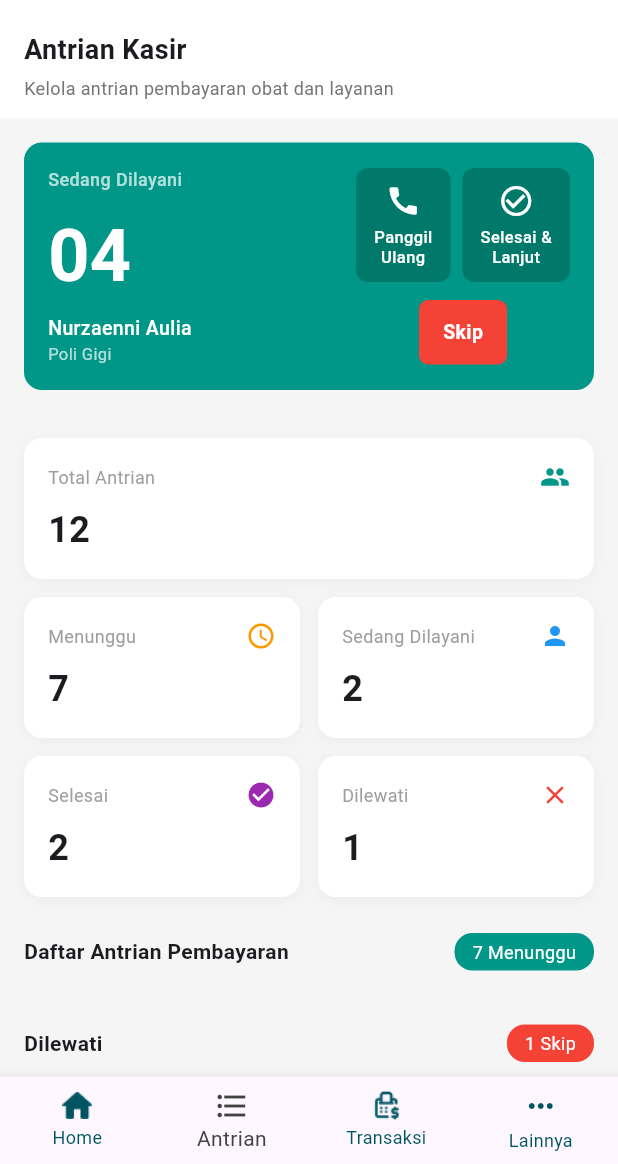
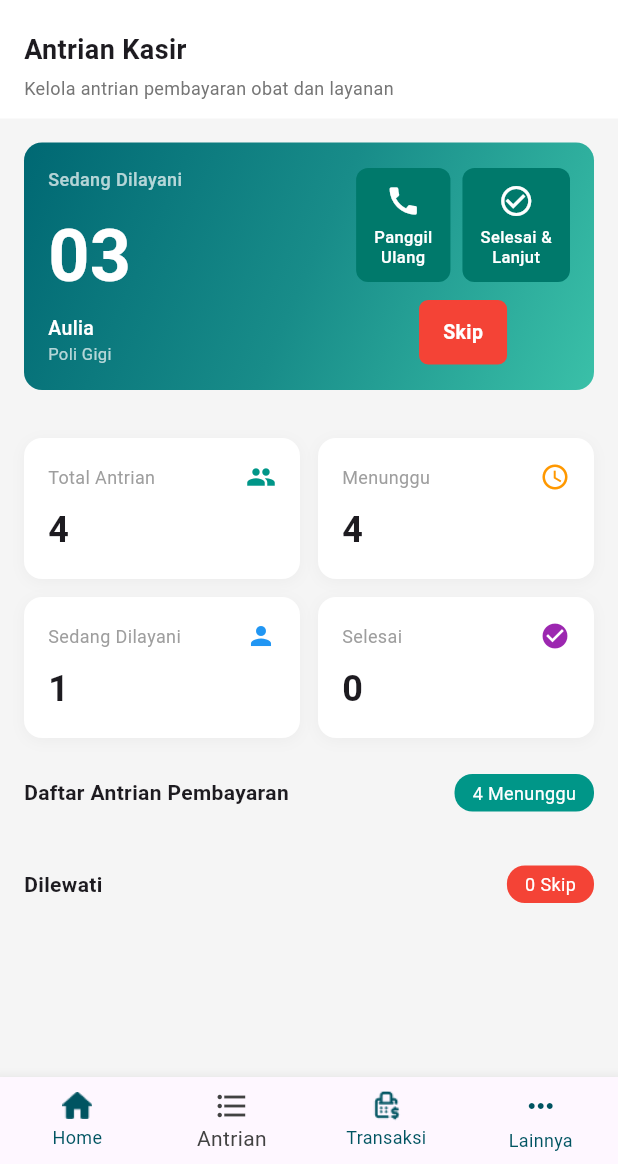
Before and after one commit to Aqiilah600/sistem_kasir_rs, a Flutter app: the AntrianView screen opened directly, on a phone screen of 412 x 824 dp, the part 72-1236 px from its top. Run offline on Flutter 3.47's test engine with Material 3 defaults, Android fonts, the phone set to English and light mode, and no system bars.

Commit message:
update antrian v2

```diff
--- a/lib/views/kasir/antrian/antrian_view.dart
+++ b/lib/views/kasir/antrian/antrian_view.dart
@@ -15,6 +15,7 @@ class AntrianView extends StatefulWidget {
 
 class _AntrianViewState extends State<AntrianView> {
   List<AntrianModel> antrianMenunggu = [
+    AntrianModel(nomor: "03", nama: "Aulia", poli: "Poli Gigi"),
     AntrianModel(nomor: "04", nama: "Nurzaenni Aulia", poli: "Poli Gigi"),
     AntrianModel(nomor: "05", nama: "Mukaski", poli: "Poli Gigi"),
     AntrianModel(nomor: "06", nama: "Aji Jowair", poli: "Poli Gigi"),
@@ -44,12 +45,7 @@ class _AntrianViewState extends State<AntrianView> {
   void panggilUlang(AntrianModel antrian) {
     setState(() {
       antrianDilewati.remove(antrian);
-
-      // Langsung jadi antrian berikutnya
       antrianMenunggu.insert(0, antrian);
-
-      // Kalau mau masuk paling belakang:
-      // antrianMenunggu.add(antrian);
     });
   }
 
@@ -100,30 +96,24 @@ class _AntrianViewState extends State<AntrianView> {
                 padding: const EdgeInsets.all(16),
                 child: Column(
                   children: [
-                    StatCard(
-                      label: 'Total Antrian',
-                      count: '12',
-                      icon: Icons.people,
-                      color: Colors.teal,
-                    ),
-                    const SizedBox(height: 12),
                     Row(
                       children: [
                         Expanded(
                           child: StatCard(
-                            label: 'Menunggu',
-                            count: '7',
-                            icon: Icons.schedule,
-                            color: Colors.orange,
+                            label: 'Total Antrian',
+                            count:
+                                '${antrianMenunggu.length + antrianDilewati.length + antrianSelesai.length}',
+                            icon: Icons.people,
+                            color: Colors.teal,
                           ),
                         ),
                         const SizedBox(width: 12),
                         Expanded(
                           child: StatCard(
-                            label: 'Sedang Dilayani',
-                            count: '2',
-                            icon: Icons.person,
-                            color: Colors.blue,
+                            label: 'Menunggu',
+                            count: '${antrianMenunggu.length}',
+                            icon: Icons.schedule,
+                            color: Colors.orange,
                           ),
                         ),
                       ],
@@ -133,19 +123,19 @@ class _AntrianViewState extends State<AntrianView> {
                       children: [
                         Expanded(
                           child: StatCard(
-                            label: 'Selesai',
-                            count: '2',
-                            icon: Icons.check_circle,
-                            color: Colors.purple,
+                            label: 'Sedang Dilayani',
+                            count: '${antrianMenunggu.isNotEmpty ? 1 : 0}',
+                            icon: Icons.person,
+                            color: Colors.blue,
                           ),
                         ),
                         const SizedBox(width: 12),
                         Expanded(
                           child: StatCard(
-                            label: 'Dilewati',
-                            count: '1',
-                            icon: Icons.close,
-                            color: Colors.red,
+                            label: 'Selesai',
+                            count: '${antrianSelesai.length}',
+                            icon: Icons.check_circle,
+                            color: Colors.purple,
                           ),
                         ),
                       ],
@@ -170,9 +160,12 @@ class _AntrianViewState extends State<AntrianView> {
                             horizontal: 12,
                             vertical: 4,
                           ),
-                          child: const Text(
-                            '7 Menunggu',
-                            style: TextStyle(color: Colors.white, fontSize: 12),
+                          child: Text(
+                            '${antrianMenunggu.length} Menunggu',
+                            style: const TextStyle(
+                              color: Colors.white,
+                              fontSize: 12,
+                            ),
                           ),
                         ),
                       ],
@@ -198,37 +191,24 @@ class _AntrianViewState extends State<AntrianView> {
                             horizontal: 12,
                             vertical: 4,
                           ),
-                          child: const Text(
-                            '1 Skip',
-                            style: TextStyle(color: Colors.white, fontSize: 12),
+                          child: Text(
+                            '${antrianDilewati.length} Skip',
+                            style: const TextStyle(
+                              color: Colors.white,
+                              fontSize: 12,
+                            ),
                           ),
                         ),
                       ],
                     ),
                     const SizedBox(height: 12),
-                    DilewatiItem(
-                      nomor: '03',
-                      nama: 'Aulia',
-                      poli: 'Poli Gigi',
-                      onPanggilUlang: () {
-                        showModalBottomSheet(
-                          context: context,
-                          builder: (_) {
-                            return Column(
-                              mainAxisSize: MainAxisSize.min,
-                              children: [
-                                ListTile(
-                                  leading: const Icon(Icons.refresh),
-                                  title: const Text('Panggil ulang Aulia'),
-                                  onTap: () {
-                                    Navigator.pop(context);
-                                  },
-                                ),
-                              ],
-                            );
-                          },
-                        );
-                      },
+                    ...antrianDilewati.map(
+                      (antrian) => DilewatiItem(
+                        nomor: antrian.nomor,
+                        nama: antrian.nama,
+                        poli: antrian.poli,
+                        onPanggilUlang: () => panggilUlang(antrian),
+                      ),
                     ),
                     const SizedBox(height: 24),
                   ],
--- a/lib/views/kasir/antrian/widgets/sedang_dilayani_card.dart
+++ b/lib/views/kasir/antrian/widgets/sedang_dilayani_card.dart
@@ -27,9 +27,14 @@ class _SedangDilayaniCardState extends State<SedangDilayaniCard> {
     return Container(
       margin: const EdgeInsets.all(16),
       decoration: BoxDecoration(
-        color: Colors.teal,
         borderRadius: BorderRadius.circular(12),
+        gradient: const LinearGradient(
+          begin: Alignment.topLeft,
+          end: Alignment.bottomRight,
+          colors: [Color(0xFF006873), Color(0xFF188C89), Color(0xFF3AC0A8)],
+        ),
       ),
+
       padding: const EdgeInsets.all(16),
       child: Row(
         mainAxisAlignment: MainAxisAlignment.spaceBetween,
```
Also changed, not shown: lib/views/kasir/antrian/widgets/dilewati_item.dart (+45 -12 lines).
